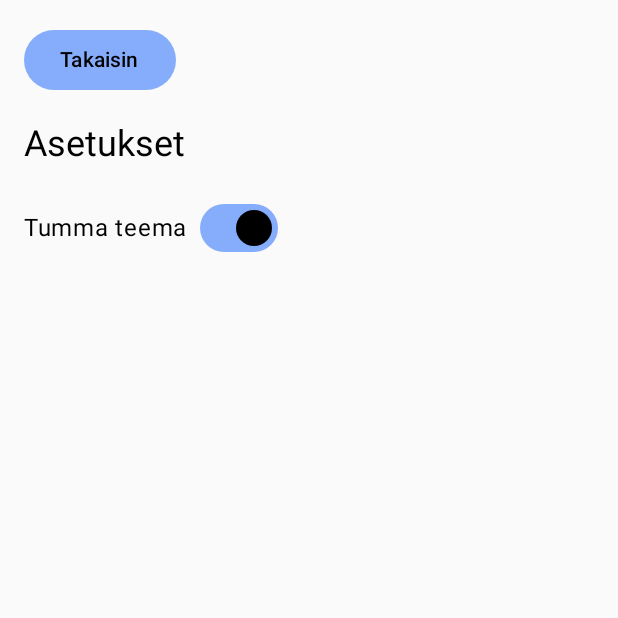
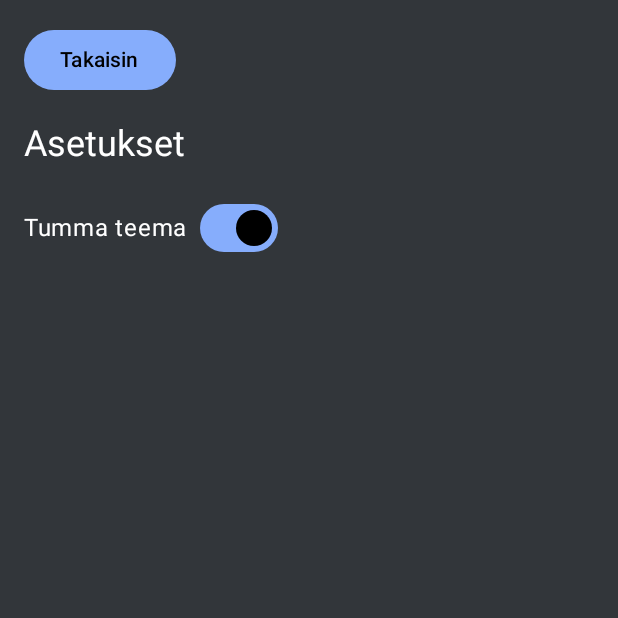
Before and after one commit to ImportantSeal/PC-ActivityTracker, an Android app built with Jetpack Compose: the screen it shows after launch (MainActivity), after a tap on "Asetukset", on a phone screen of 412 x 824 dp, the top half of it. Run offline under Robolectric (Android 15) with nearby library versions, the phone set to English and light mode, and no system bars.

Commit message:
theme fixes

```diff
--- a/PCActivityTracker/app/src/main/java/com/example/pc_activitytracker/MainActivity.kt
+++ b/PCActivityTracker/app/src/main/java/com/example/pc_activitytracker/MainActivity.kt
@@ -14,6 +14,7 @@ import com.google.firebase.messaging.FirebaseMessaging
 
 class MainActivity : ComponentActivity() {
     override fun onCreate(savedInstanceState: Bundle?) {
+
         super.onCreate(savedInstanceState)
         setContent {
             var darkThemeEnabled by rememberSaveable { mutableStateOf(true) }
--- a/PCActivityTracker/app/src/main/java/com/example/pc_activitytracker/SettingsScreen.kt
+++ b/PCActivityTracker/app/src/main/java/com/example/pc_activitytracker/SettingsScreen.kt
@@ -14,6 +14,10 @@ fun SettingsScreen(
     onMinSessionDurationChange: (Float) -> Unit,
     onBack: () -> Unit
 ) {
+    Surface (
+        modifier = Modifier.fillMaxSize(),
+        color = MaterialTheme.colorScheme.background
+    ){
     Column(
         modifier = Modifier
             .fillMaxSize()
@@ -42,6 +46,6 @@ fun SettingsScreen(
             )
         }
         Spacer(modifier = Modifier.height(16.dp))
-
+    }
     }
 }
--- a/PCActivityTracker/app/src/main/java/com/example/pc_activitytracker/ui/theme/Theme.kt
+++ b/PCActivityTracker/app/src/main/java/com/example/pc_activitytracker/ui/theme/Theme.kt
@@ -8,11 +8,11 @@ import androidx.compose.runtime.Composable
 import androidx.compose.ui.graphics.Color
 
 private val LightColors = lightColorScheme(
-    primary = Color(0xFFEE0067),
+    primary = Color(0xFF86ADFC),
     onPrimary = Color.White,
     secondary = Color(0xFF03DAC6),
     onSecondary = Color.Black,
-    background = Color(0xFFF6F6F6),
+    background = Color(0xFFFFFFFF),
     onBackground = Color.Black,
     surface = Color.White,
     onSurface = Color.Black
@@ -23,7 +23,7 @@ private val DarkColors = darkColorScheme(
     onPrimary = Color.Black,
     secondary = Color(0xFF03DAC6),
     onSecondary = Color.Black,
-    background = Color(0xFF121212),
+    background = Color(0xFF32363A),
     onBackground = Color.White,
     surface = Color(0xFF1E1E1E),
     onSurface = Color.White
```
